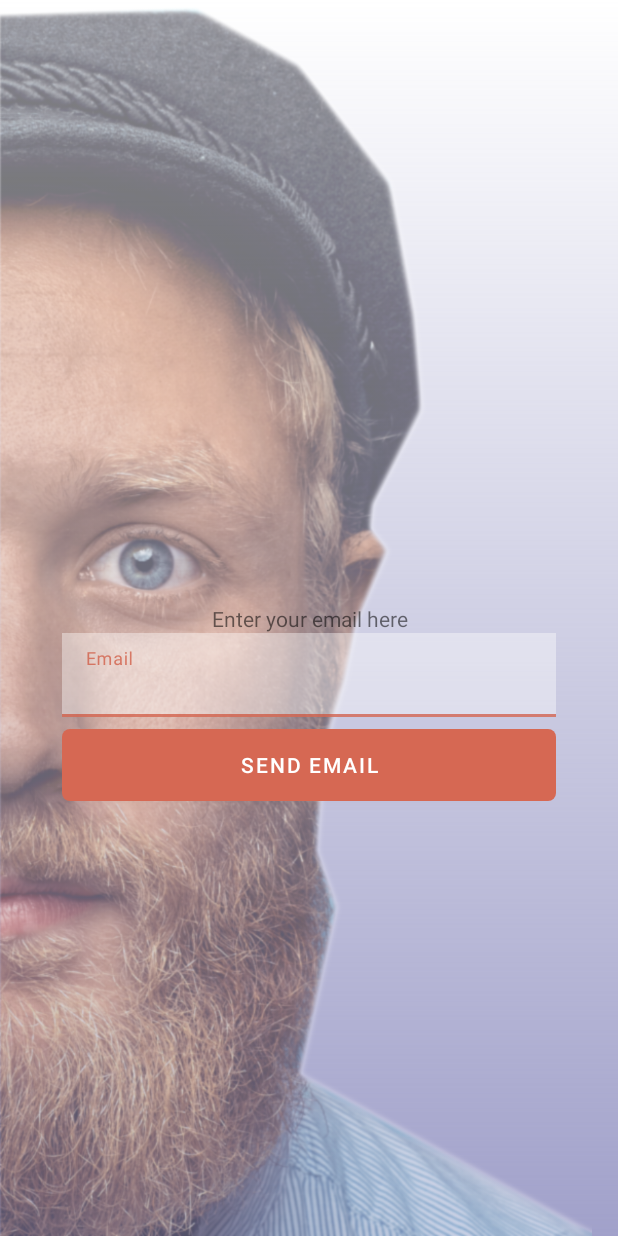
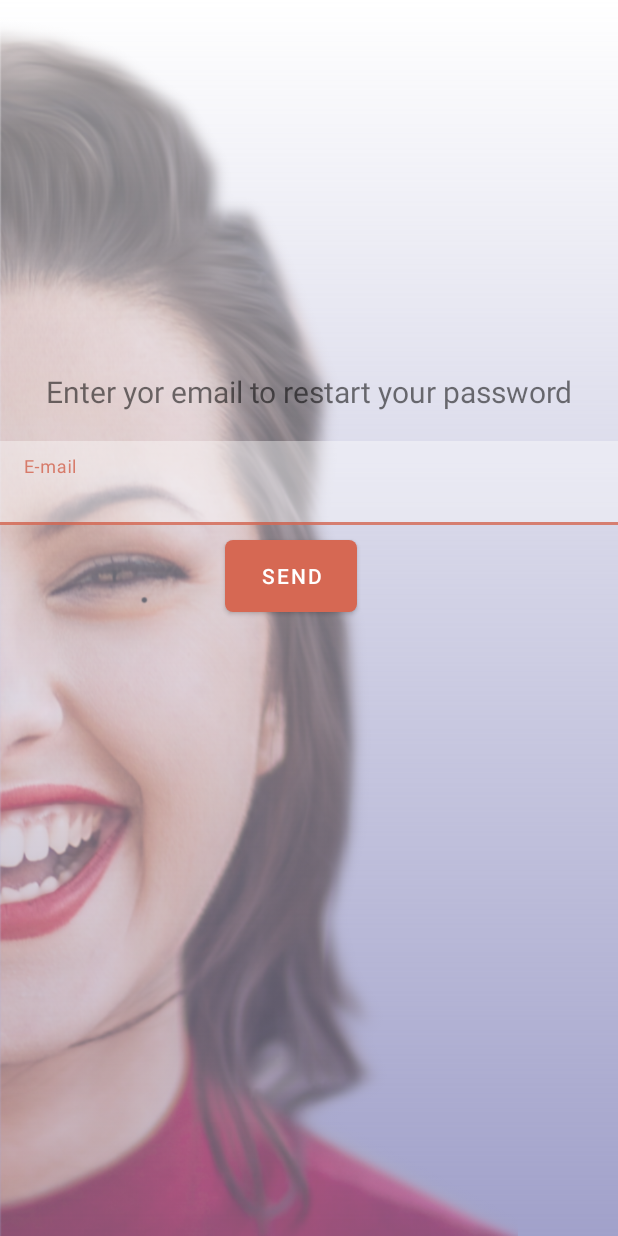
Before and after one commit to jacksrlt/myFirstApp, an Android app: the layout activity_forgot_password.xml on its own in the app's theme, with its tools: preview values and no code run, on a phone screen of 412 x 824 dp. Run offline under Robolectric (Android 15) with nearby library versions, the phone set to English and light mode, and no system bars.

Commit message:
Activite para contraseña olvidada y efecto entre activities

```diff
--- a/app/src/main/AndroidManifest.xml
+++ b/app/src/main/AndroidManifest.xml
@@ -11,6 +11,9 @@
         android:roundIcon="@mipmap/ic_palog_round"
         android:supportsRtl="true"
         android:theme="@style/Theme.First">
+        <activity
+            android:name=".ForgotPassword"
+            android:exported="false" />
         <activity
             android:name=".Splash"
             android:exported="true"
@@ -31,7 +34,7 @@
         <activity
             android:name=".LoginActivity"
             android:exported="true"
-            android:theme="@style/NoActionTheme"></activity>
+            android:theme="@style/NoActionTheme" />
     </application>
 
 </manifest>
--- a/app/src/main/java/com/jack/first/MainActivity.java
+++ b/app/src/main/java/com/jack/first/MainActivity.java
@@ -11,4 +11,5 @@ public class MainActivity extends AppCompatActivity {
         super.onCreate(savedInstanceState);
         setContentView(R.layout.activity_main);
     }
+
 }
--- a/app/src/main/java/com/jack/first/Splash.java
+++ b/app/src/main/java/com/jack/first/Splash.java
@@ -42,6 +42,7 @@ public class Splash extends AppCompatActivity {
             public void run() {
                 Intent intent = new Intent (Splash.this, LoginActivity.class);
                 startActivity(intent);
+                overridePendingTransition(R.anim.slide_in_right, R.anim.slide_out_left);
             }
         }, 3500);
     }
@@ -51,5 +52,6 @@ public class Splash extends AppCompatActivity {
         intent.addFlags(Intent.FLAG_ACTIVITY_NEW_TASK);
         intent.addFlags(Intent.FLAG_ACTIVITY_CLEAR_TASK);
         startActivity(intent);
+
     }
 }
--- a/app/src/main/res/anim/zoomin.xml
+++ b/app/src/main/res/anim/zoomin.xml
@@ -5,7 +5,7 @@
 
     <scale
         xmlns:android="http://schemas.android.com/apk/res/android"
-        android:duration="8000"
+        android:duration="4000"
         android:fromXScale="1"
         android:fromYScale="1"
         android:pivotX="50%"
--- a/app/src/main/res/layout/activity_forgot_password.xml
+++ b/app/src/main/res/layout/activity_forgot_password.xml
@@ -7,74 +7,63 @@
     android:background="@drawable/gradient"
     tools:context=".ForgotPassword">
 
+
     <ImageView
-        android:layout_width="match_parent"
-        android:layout_height="match_parent"
-        android:src="@drawable/hipman"
+        android:id="@+id/imageView"
+        android:layout_width="0dp"
+        android:layout_height="0dp"
         android:alpha="0.5"
         android:scaleType="fitStart"
-        />
+        android:src="@drawable/girl"
+        app:layout_constraintBottom_toBottomOf="parent"
+        app:layout_constraintEnd_toEndOf="parent"
+        app:layout_constraintStart_toStartOf="parent"
+        app:layout_constraintTop_toTopOf="parent" />
 
 
+    <TextView
+        android:id="@+id/textView"
+        android:layout_width="wrap_content"
+        android:layout_height="wrap_content"
+        android:layout_marginBottom="19dp"
+        android:textSize="20dp"
+        android:text="Enter yor email to restart your password"
+        app:layout_constraintBottom_toTopOf="@+id/email"
+        app:layout_constraintEnd_toEndOf="parent"
+        app:layout_constraintStart_toStartOf="parent" />
+
     <com.google.android.material.textfield.TextInputLayout
-        android:id="@+id/etForgotEmail"
+        android:id="@+id/email"
         android:layout_width="0dp"
         android:layout_height="wrap_content"
+        android:layout_marginTop="294dp"
         android:alpha="0.8"
-        app:layout_constraintEnd_toStartOf="@+id/guideline3"
-        app:layout_constraintStart_toEndOf="@+id/guideline2"
-        app:layout_constraintTop_toBottomOf="@id/tvForgot">
+        app:layout_constraintEnd_toEndOf="parent"
+        app:layout_constraintStart_toStartOf="parent"
+        app:layout_constraintTop_toTopOf="parent">
+
 
         <EditText
             android:layout_width="match_parent"
             android:layout_height="wrap_content"
             android:alpha="0.5"
             android:background="@color/white"
-            android:hint="Email"
-            android:maxLines="1"
-            tools:ignore="SpeakableTextPresentCheck" />
-
+            android:hint="E-mail"
+            android:maxLines="1" />
 
 
     </com.google.android.material.textfield.TextInputLayout>
 
-
     <Button
-        android:id="@+id/button"
+        android:id="@+id/buttonForgot"
         style="@style/mybutton"
-        android:layout_marginTop="8dp"
-        android:layout_marginBottom="8dp"
-        android:text="SEND EMAIL"
-        app:layout_constraintEnd_toStartOf="@+id/guideline3"
-        app:layout_constraintStart_toEndOf="@+id/guideline2"
-        app:layout_constraintTop_toBottomOf="@id/etForgotEmail"/>
-
-
-
-    <TextView
-        android:id="@+id/tvForgot"
-        android:layout_width="0dp"
-        android:layout_height="wrap_content"
-        android:text="Enter your email here"
-        android:textAlignment="center"
-        app:layout_constraintBottom_toTopOf="parent"
-        app:layout_constraintEnd_toStartOf="@+id/guideline3"
-        app:layout_constraintStart_toEndOf="@+id/guideline2"
-        app:layout_constraintTop_toBottomOf="parent" />
-
-    <androidx.constraintlayout.widget.Guideline
-        android:id="@+id/guideline2"
         android:layout_width="wrap_content"
         android:layout_height="wrap_content"
-        android:orientation="vertical"
-        app:layout_constraintGuide_percent="0.10" />
-
-    <androidx.constraintlayout.widget.Guideline
-        android:id="@+id/guideline3"
-        android:layout_width="wrap_content"
-        android:layout_height="wrap_content"
-        android:orientation="vertical"
-        app:layout_constraintGuide_percent="0.90" />
-
+        android:layout_marginStart="150dp"
+        android:layout_marginTop="10dp"
+        android:onClick="onClick"
+        android:text="Send"
+        app:layout_constraintStart_toStartOf="@+id/email"
+        app:layout_constraintTop_toBottomOf="@+id/email" />
 
 </androidx.constraintlayout.widget.ConstraintLayout>
--- a/app/src/main/res/layout/activity_login.xml
+++ b/app/src/main/res/layout/activity_login.xml
@@ -97,10 +97,12 @@
         app:layout_constraintTop_toBottomOf="@id/button" />
 
     <TextView
+        android:id="@+id/tv1"
         android:layout_width="wrap_content"
         android:layout_height="wrap_content"
         android:layout_marginTop="10dp"
-        android:onClick="onClick2"
+        android:minHeight="48dp"
+        android:onClick="forgot"
         android:text="I forgot my password"
         android:textSize="16dp"
         app:layout_constraintEnd_toEndOf="@id/guideline3"
```
Also changed, not shown: app/src/main/java/com/jack/first/ForgotPassword.java (+8 -0 lines), app/src/main/java/com/jack/first/LoginActivity.java (+10 -0 lines), app/src/main/java/com/jack/first/Signup.java (+8 -0 lines), app/src/main/res/anim/fadein.xml (+1 -14 lines), app/src/main/res/anim/slide_in_left.xml (added, +8 -0 lines), app/src/main/res/anim/slide_in_right.xml (added, +8 -0 lines), app/src/main/res/anim/slide_out_left.xml (added, +8 -0 lines), app/src/main/res/anim/slide_out_right.xml (added, +8 -0 lines).
